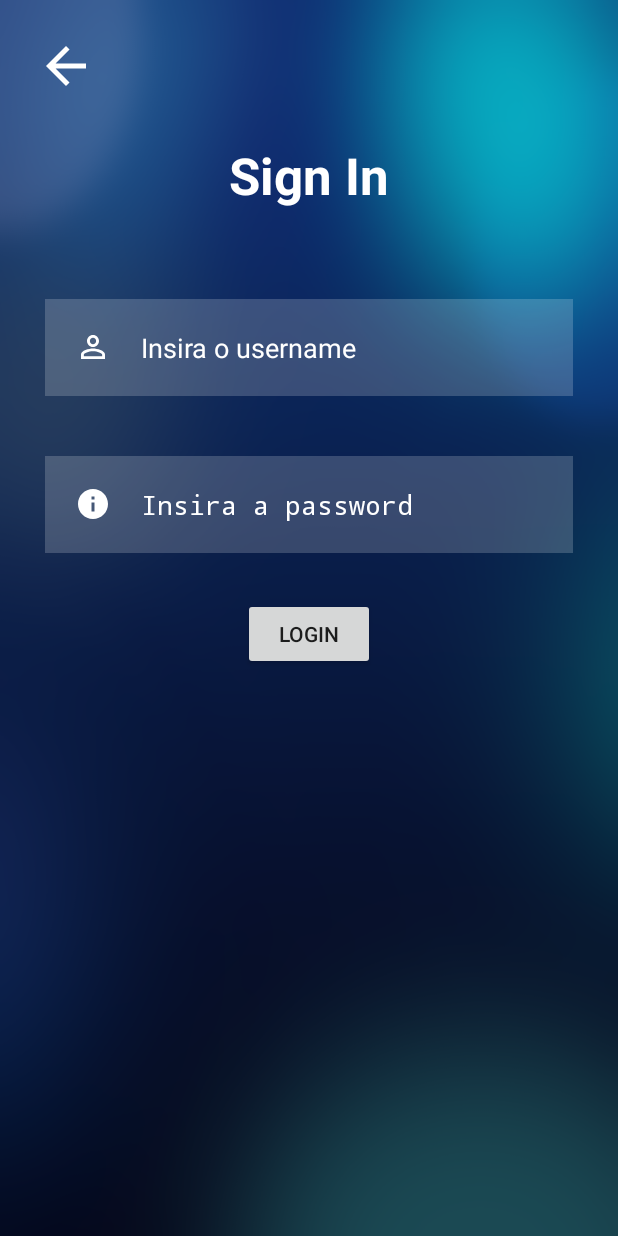
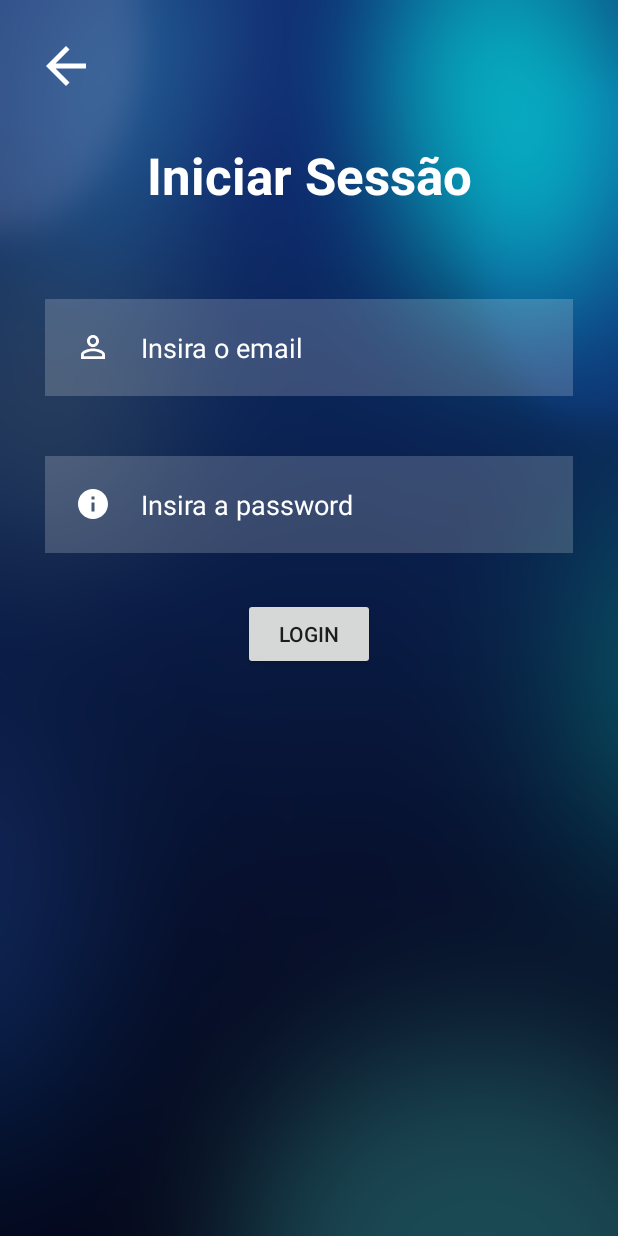
Before and after one commit to GVarelaa/ProjetoSA, an Android app: the LoginActivity screen opened directly, with no data from a screen before it, on a phone screen of 412 x 824 dp. Run offline under Robolectric (Android 15) with nearby library versions, the phone set to English and light mode, and no system bars; our stand-ins replace Firebase (no records; nobody signed in at launch, a user with empty details on screens opened directly).

Commit message:
mais coisas no login

```diff
--- a/app/src/main/res/layout/acitivity_authentication.xml
+++ b/app/src/main/res/layout/acitivity_authentication.xml
@@ -12,7 +12,7 @@
         android:layout_width="match_parent"
         android:layout_height="120dp"
         android:layout_marginTop="60dp"
-        android:src="@drawable/test"
+        android:src="@drawable/elderwatch"
         app:civ_border_color="#ffffff"
         app:civ_border_width="2dp"/>
 
--- a/app/src/main/res/layout/activity_login.xml
+++ b/app/src/main/res/layout/activity_login.xml
@@ -25,14 +25,14 @@
         android:layout_marginEnd="50dp"
         android:layout_marginBottom="50dp"
         android:layout_below="@id/backButton"
-        android:text="Sign In"
+        android:text="Iniciar Sessão"
         android:textColor="@color/white"
         android:textAlignment="center"
         android:textSize="34sp"
         android:textStyle="bold" />
 
     <EditText
-        android:id="@+id/username"
+        android:id="@+id/email"
         android:layout_width="match_parent"
         android:layout_height="wrap_content"
         android:layout_marginStart="30dp"
@@ -40,7 +40,7 @@
         android:layout_marginEnd="30dp"
         android:layout_marginBottom="40dp"
         android:background="#30ffffff"
-        android:hint="Insira o username"
+        android:hint="Insira o email"
         android:ems="10"
         android:layout_below="@id/signin"
         android:textColor="@color/white"
@@ -57,11 +57,10 @@
         android:layout_marginTop="0dp"
         android:layout_marginEnd="30dp"
         android:layout_marginBottom="40dp"
-        android:inputType="textPassword"
         android:background="#30ffffff"
         android:hint="Insira a password"
         android:ems="10"
-        android:layout_below="@id/username"
+        android:layout_below="@id/email"
         android:textColor="@color/white"
         android:textColorHint="@color/white"
         android:padding="20dp"
--- a/app/src/main/res/values/colors.xml
+++ b/app/src/main/res/values/colors.xml
@@ -1,6 +1,7 @@
 <?xml version="1.0" encoding="utf-8"?>
 <resources>
     <color name="white">#FFFFFF</color>
+    <color name="black">#000000</color>
     <color name="colorPrimary">#205375</color>
     <color name="colorPrimaryDark">#000</color>
     <color name="colorAccent">#FF402D</color>
```
Also changed, not shown: app/src/main/java/com/example/elderwatch/RegisterActivity.kt (+10 -2 lines), app/src/main/res/layout/activity_register.xml (+16 -3 lines), app/src/main/res/drawable/elderwatch.png (renamed from app/src/main/res/drawable/test.png), app/src/main/res/drawable/test.jpg (added).
